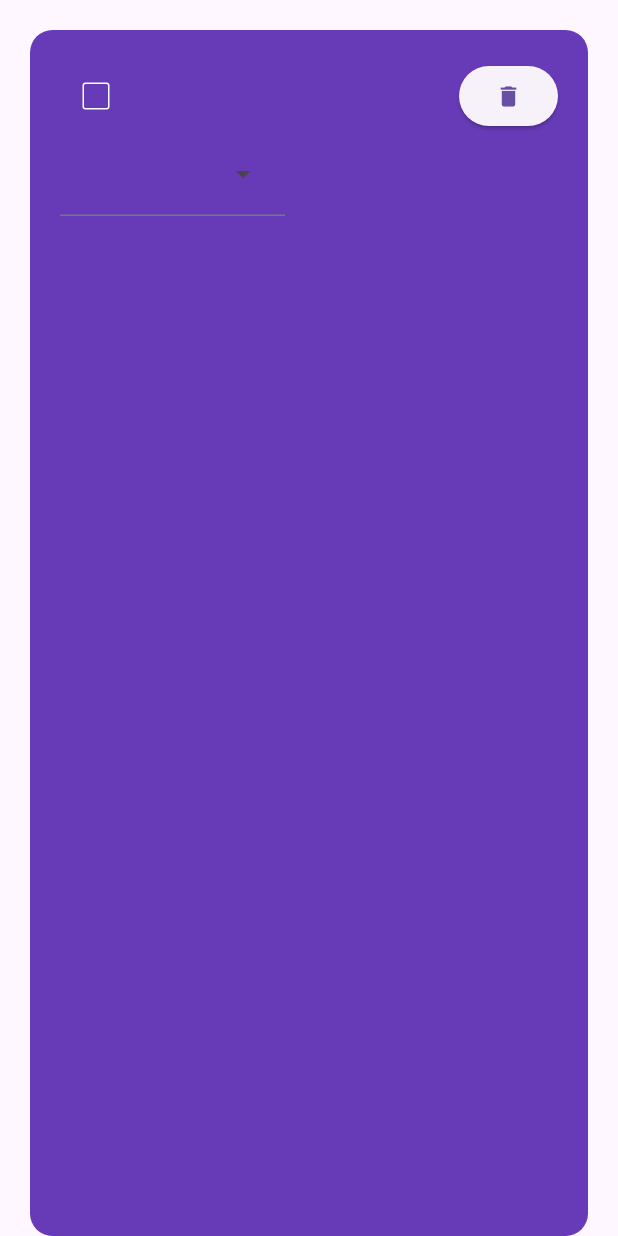
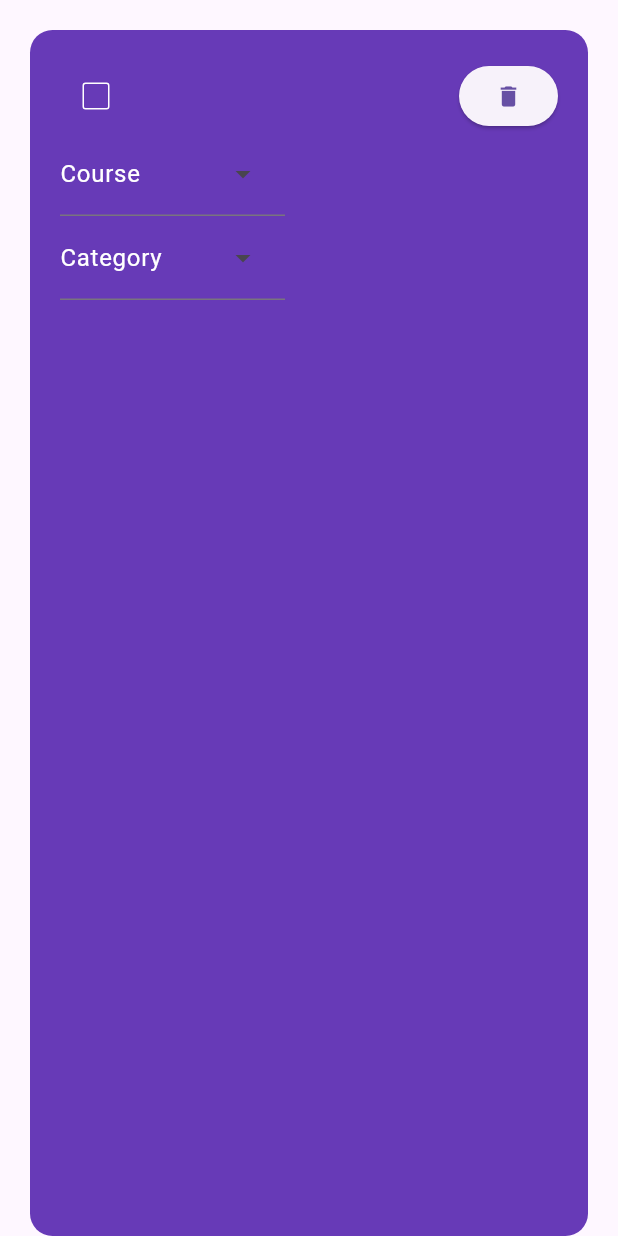
Before and after one commit to mayssam-Alsakhen/flutter-todo-app, a Flutter app: the TodoList widget shown alone on an empty page, opened directly with empty values, on a phone screen of 412 x 824 dp. Run offline on Flutter 3.47's test engine with Material 3 defaults, Android fonts, the phone set to English and light mode, and no system bars; network calls fail.

Commit message:
category section with issue on delete

```diff
--- a/lib/utils/todo_list.dart
+++ b/lib/utils/todo_list.dart
@@ -1,10 +1,11 @@
 import 'package:flutter/material.dart';
 
 class TodoList extends StatelessWidget {
-   TodoList({super.key, required this.taskName, required this.taskCompleted, required this.onChanged, required this.deleteTask, required this.course});
+  TodoList({super.key, required this.taskName, required this.taskCompleted, required this.onChanged, required this.deleteTask, required this.course, required this.category});
   final String taskName;
   final bool taskCompleted;
   final String course;
+  final String category;
   final Function(bool?)? onChanged;
   final Function(BuildContext)? deleteTask;
   List<String> subject=[
@@ -13,6 +14,13 @@ List<String> subject=[
     "CSCI370",
     "CSCI426",
     "CSCI430"
+  ];
+  List<String> categories = [
+    "Category",
+    "Pending",
+    "Urgent",
+    "Routine",
+    "Research"
   ];
   @override
   Widget build(BuildContext context) {
@@ -58,16 +66,24 @@ List<String> subject=[
                 textStyle: TextStyle(color: Colors.white),
                 inputDecorationTheme: InputDecorationTheme(outlineBorder:BorderSide.none,),
                 width: 150,
-                initialSelection: course,
+                initialSelection:  subject.contains(course) ? course : "Course",
                 dropdownMenuEntries: subject.map<DropdownMenuEntry<String>>((String subject){
                   return DropdownMenuEntry(
                       value: subject, label: subject.toString());
                 }).toList()
             ),
-
+            DropdownMenu(
+              textStyle: TextStyle(color: Colors.white),
+              inputDecorationTheme: InputDecorationTheme(outlineBorder: BorderSide.none),
+              width: 150,
+              initialSelection: categories.contains(category) ? category : "Category",
+              dropdownMenuEntries: categories
+                  .map<DropdownMenuEntry<String>>((String cat) {
+                return DropdownMenuEntry(value: cat, label: cat.toString());
+              }).toList(),
+            ),
           ],
         ),
-
       ),
     );
   }
```
Also changed, not shown: lib/pages/home.dart (+43 -8 lines). Lines whose indentation alone changed are shown as unchanged.
